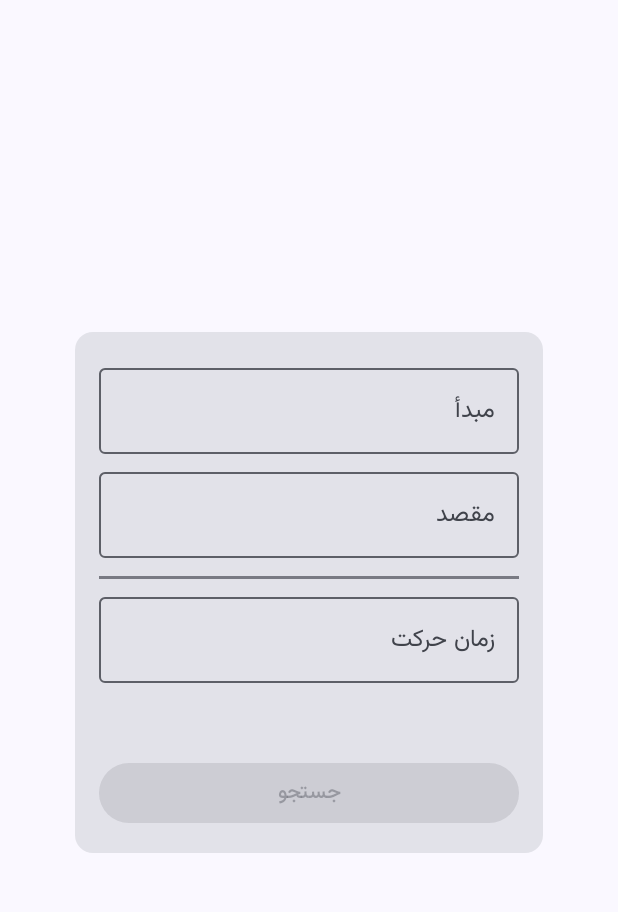
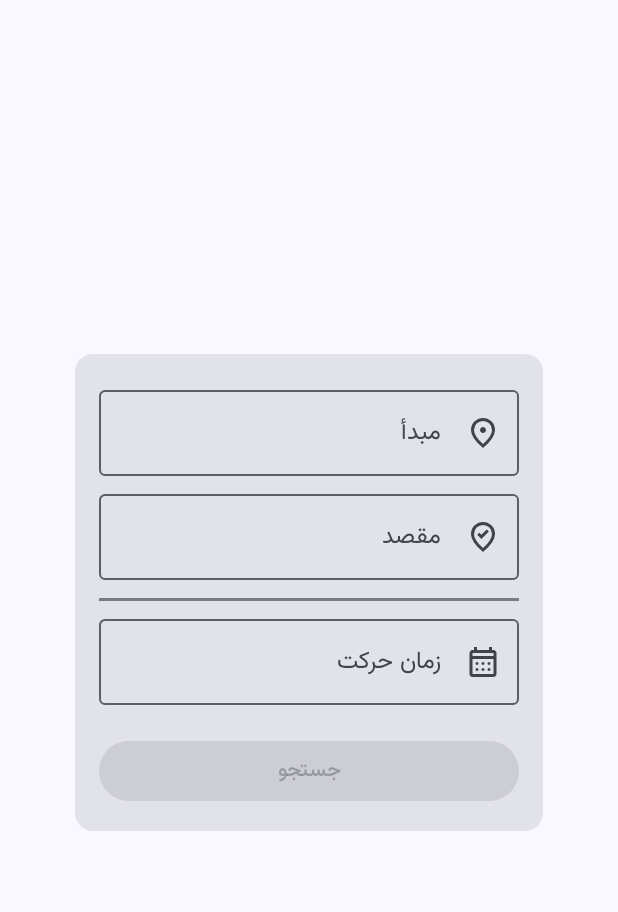
Before and after one commit to farnxxd/ticket-reservation, an Android app built with Jetpack Compose: the HomeScreen screen opened through its navigation route, on a phone screen of 412 x 824 dp, the part 74-986 px from its top. Run offline under Robolectric (Android 15) with nearby library versions, the phone set to English and light mode, and no system bars.

Commit message:
fixed the issue

```diff
--- a/app/src/main/java/com/example/ticketreservation/ui/screens/HomeScreen.kt
+++ b/app/src/main/java/com/example/ticketreservation/ui/screens/HomeScreen.kt
@@ -1,6 +1,7 @@
 package com.example.ticketreservation.ui.screens
 
 import android.os.Build
+import androidx.annotation.DrawableRes
 import androidx.annotation.RequiresApi
 import androidx.compose.foundation.layout.Arrangement
 import androidx.compose.foundation.layout.Box
@@ -11,16 +12,17 @@ import androidx.compose.foundation.layout.fillMaxWidth
 import androidx.compose.foundation.layout.padding
 import androidx.compose.foundation.layout.width
 import androidx.compose.foundation.layout.wrapContentWidth
+import androidx.compose.material.icons.Icons
+import androidx.compose.material.icons.filled.Done
 import androidx.compose.material3.Button
 import androidx.compose.material3.Card
 import androidx.compose.material3.DatePicker
-import androidx.compose.material3.DatePickerDefaults
 import androidx.compose.material3.DatePickerDialog
 import androidx.compose.material3.ExperimentalMaterial3Api
 import androidx.compose.material3.HorizontalDivider
+import androidx.compose.material3.Icon
 import androidx.compose.material3.OutlinedTextField
 import androidx.compose.material3.Scaffold
-import androidx.compose.material3.SelectableDates
 import androidx.compose.material3.Text
 import androidx.compose.material3.TextButton
 import androidx.compose.material3.rememberDatePickerState
@@ -34,12 +36,13 @@ import androidx.compose.runtime.setValue
 import androidx.compose.ui.Alignment
 import androidx.compose.ui.Modifier
 import androidx.compose.ui.focus.onFocusChanged
-import androidx.compose.ui.focus.onFocusEvent
 import androidx.compose.ui.platform.LocalFocusManager
 import androidx.compose.ui.platform.LocalLayoutDirection
+import androidx.compose.ui.res.painterResource
 import androidx.compose.ui.tooling.preview.Preview
 import androidx.compose.ui.unit.LayoutDirection
 import androidx.compose.ui.unit.dp
+import com.example.ticketreservation.R
 import com.example.ticketreservation.ReservationTopAppBar
 import com.example.ticketreservation.data.util.convertLongToTime
 import com.example.ticketreservation.ui.navigation.NavigationDestination
@@ -49,7 +52,6 @@ object HomeDestination : NavigationDestination {
     override val route = "home"
 }
 
-@OptIn(ExperimentalMaterial3Api::class)
 @RequiresApi(Build.VERSION_CODES.O)
 @Composable
 fun HomeScreen(
@@ -63,9 +65,7 @@ fun HomeScreen(
     modifier: Modifier = Modifier
 ) {
     var isDatePickerVisible by remember { mutableStateOf(false) }
-    val enabled by remember {
-        mutableStateOf(origin.isNotBlank() && destination.isNotBlank() && departure.isNotBlank())
-    }
+    val enabled = origin != "" && destination != "" && departure != ""
 
     val focusManager = LocalFocusManager.current
 
@@ -90,11 +90,13 @@ fun HomeScreen(
                         HomeTextField(
                             value = origin,
                             label = "مبدأ",
+                            painterRes = R.drawable.origin_24dp,
                             onClick = navigateToPickOrgCity
                         )
                         HomeTextField(
                             value = destination,
                             label = "مقصد",
+                            painterRes = R.drawable.destination_24dp,
                             onClick = navigateToPickDesCity
                         )
                         HorizontalDivider(
@@ -104,6 +106,7 @@ fun HomeScreen(
                         HomeTextField(
                             value = departure,
                             label = "زمان حرکت",
+                            painterRes = R.drawable.calendar_24dp,
                             onClick = { isDatePickerVisible = true }
                         )
                         if (isDatePickerVisible) {
@@ -112,7 +115,6 @@ fun HomeScreen(
                                 onDismissRequest = { isDatePickerVisible = false },
                                 clearFocus = { focusManager.clearFocus() })
                         }
-                        Text(text = "$origin $destination $departure")
                         Button(
                             onClick = navigateToPickTicket,
                             enabled = enabled,
@@ -133,6 +135,7 @@ fun HomeScreen(
 fun HomeTextField(
     value: String,
     label: String,
+    @DrawableRes painterRes: Int,
     onClick: () -> Unit,
     modifier: Modifier = Modifier
 ) {
@@ -142,7 +145,9 @@ fun HomeTextField(
         readOnly = true,
         singleLine = true,
         label = { Text(text = label) },
-        modifier = modifier.onFocusEvent {
+        leadingIcon = { Icon(painter = painterResource(id = painterRes), contentDescription = "")},
+        trailingIcon = { if (value != "") Icon(imageVector = Icons.Default.Done, contentDescription = "") },
+        modifier = modifier.onFocusChanged {
             if (it.hasFocus) onClick()
         }
     )
@@ -163,7 +168,10 @@ fun CustomDatePicker(
         remember { derivedStateOf { datePickerState.selectedDateMillis != null } }
     CompositionLocalProvider(LocalLayoutDirection provides LayoutDirection.Ltr) {
         DatePickerDialog(
-            onDismissRequest = onDismissRequest,
+            onDismissRequest = {
+                clearFocus()
+                onDismissRequest()
+            },
             confirmButton = {
                 TextButton(
                     onClick = {
--- a/app/src/main/java/com/example/ticketreservation/ui/screens/PickCityScreen.kt
+++ b/app/src/main/java/com/example/ticketreservation/ui/screens/PickCityScreen.kt
@@ -48,8 +48,8 @@ fun PickCityScreen(
     navigateUp: () -> Unit,
     modifier: Modifier = Modifier
 ) {
-    var enabled by remember { mutableStateOf(false) }
     var newSelection by remember { mutableStateOf(selectedCity) }
+    var enabled = newSelection != "" && newSelection != otherCity
 
     Scaffold(
         topBar = { ReservationTopAppBar(canNavigateBack = true, navigateUp = navigateUp) },
@@ -83,14 +83,18 @@ fun PickCity(
     enabled: Boolean = false
 ) {
     var newSelection by remember { mutableStateOf(selectedCity) }
+    var searchQuery by remember { mutableStateOf("") }
+    var cities by remember { mutableStateOf(LocalCityData.cities) }
 
     Column(
         verticalArrangement = Arrangement.SpaceBetween,
-        modifier = modifier.fillMaxSize().padding(8.dp)
+        modifier = modifier
+            .fillMaxSize()
+            .padding(8.dp)
     ) {
         LazyColumn(modifier = Modifier.weight(1f)) {
             items(
-                items = LocalCityData.cities,
+                items = cities,
                 key = { it.first }
             ) {
                 ListItem(
@@ -106,7 +110,14 @@ fun PickCity(
             }
         }
         TextField(
-            value = "", onValueChange = {}, modifier = Modifier.fillMaxWidth()
+            value = searchQuery,
+            onValueChange = {
+                searchQuery = it
+                cities = LocalCityData.cities.filter {
+                    it.second.startsWith(searchQuery, ignoreCase = true)
+                }
+            },
+            modifier = Modifier.fillMaxWidth()
         )
         Button(
             onClick = onConfirmClick,
--- a/app/src/main/java/com/example/ticketreservation/ui/screens/PickTicketScreen.kt
+++ b/app/src/main/java/com/example/ticketreservation/ui/screens/PickTicketScreen.kt
@@ -2,11 +2,16 @@ package com.example.ticketreservation.ui.screens
 
 import androidx.compose.foundation.clickable
 import androidx.compose.foundation.layout.Arrangement
+import androidx.compose.foundation.layout.Box
 import androidx.compose.foundation.layout.Column
+import androidx.compose.foundation.layout.IntrinsicSize
 import androidx.compose.foundation.layout.Row
+import androidx.compose.foundation.layout.fillMaxHeight
 import androidx.compose.foundation.layout.fillMaxSize
 import androidx.compose.foundation.layout.fillMaxWidth
+import androidx.compose.foundation.layout.height
 import androidx.compose.foundation.layout.padding
+import androidx.compose.foundation.layout.size
 import androidx.compose.foundation.lazy.LazyColumn
 import androidx.compose.foundation.lazy.items
 import androidx.compose.material3.Card
@@ -120,6 +125,13 @@ fun Ticket(
 ) {
     Card(modifier = modifier) {
         ListItem(
+            leadingContent = {
+                Icon(
+                    painter = painterResource(id = R.drawable.bus_24dp),
+                    contentDescription = "",
+                    modifier = Modifier.size(32.dp)
+                )
+            },
             overlineContent = {
                 Text(
                     text = buildAnnotatedString {
--- /dev/null
+++ b/app/src/main/res/drawable/bus_24dp.xml
@@ -0,0 +1,9 @@
+<vector xmlns:android="http://schemas.android.com/apk/res/android"
+    android:width="24dp"
+    android:height="24dp"
+    android:viewportWidth="960"
+    android:viewportHeight="960">
+  <path
+      android:pathData="M240,840q-17,0 -28.5,-11.5T200,800v-82q-18,-20 -29,-44.5T160,620v-380q0,-83 77,-121.5T480,80q172,0 246,37t74,123v380q0,29 -11,53.5T760,718v82q0,17 -11.5,28.5T720,840h-40q-17,0 -28.5,-11.5T640,800v-40L320,760v40q0,17 -11.5,28.5T280,840h-40ZM482,200h224,-448 224ZM640,480L240,480h480,-80ZM240,400h480v-120L240,280v120ZM340,640q25,0 42.5,-17.5T400,580q0,-25 -17.5,-42.5T340,520q-25,0 -42.5,17.5T280,580q0,25 17.5,42.5T340,640ZM620,640q25,0 42.5,-17.5T680,580q0,-25 -17.5,-42.5T620,520q-25,0 -42.5,17.5T560,580q0,25 17.5,42.5T620,640ZM258,200h448q-15,-17 -64.5,-28.5T482,160q-107,0 -156.5,12.5T258,200ZM320,680h320q33,0 56.5,-23.5T720,600v-120L240,480v120q0,33 23.5,56.5T320,680Z"
+      android:fillColor="#5f6368"/>
+</vector>
--- /dev/null
+++ b/app/src/main/res/drawable/calendar_24dp.xml
@@ -0,0 +1,9 @@
+<vector xmlns:android="http://schemas.android.com/apk/res/android"
+    android:width="24dp"
+    android:height="24dp"
+    android:viewportWidth="960"
+    android:viewportHeight="960">
+  <path
+      android:pathData="M200,880q-33,0 -56.5,-23.5T120,800v-560q0,-33 23.5,-56.5T200,160h40v-80h80v80h320v-80h80v80h40q33,0 56.5,23.5T840,240v560q0,33 -23.5,56.5T760,880L200,880ZM200,800h560v-400L200,400v400ZM200,320h560v-80L200,240v80ZM200,320v-80,80ZM480,560q-17,0 -28.5,-11.5T440,520q0,-17 11.5,-28.5T480,480q17,0 28.5,11.5T520,520q0,17 -11.5,28.5T480,560ZM320,560q-17,0 -28.5,-11.5T280,520q0,-17 11.5,-28.5T320,480q17,0 28.5,11.5T360,520q0,17 -11.5,28.5T320,560ZM640,560q-17,0 -28.5,-11.5T600,520q0,-17 11.5,-28.5T640,480q17,0 28.5,11.5T680,520q0,17 -11.5,28.5T640,560ZM480,720q-17,0 -28.5,-11.5T440,680q0,-17 11.5,-28.5T480,640q17,0 28.5,11.5T520,680q0,17 -11.5,28.5T480,720ZM320,720q-17,0 -28.5,-11.5T280,680q0,-17 11.5,-28.5T320,640q17,0 28.5,11.5T360,680q0,17 -11.5,28.5T320,720ZM640,720q-17,0 -28.5,-11.5T600,680q0,-17 11.5,-28.5T640,640q17,0 28.5,11.5T680,680q0,17 -11.5,28.5T640,720Z"
+      android:fillColor="#5f6368"/>
+</vector>
--- /dev/null
+++ b/app/src/main/res/drawable/destination_24dp.xml
@@ -0,0 +1,9 @@
+<vector xmlns:android="http://schemas.android.com/apk/res/android"
+    android:width="24dp"
+    android:height="24dp"
+    android:viewportWidth="960"
+    android:viewportHeight="960">
+  <path
+      android:pathData="m438,534 l198,-198 -57,-57 -141,141 -56,-56 -57,57 113,113ZM480,774q122,-112 181,-203.5T720,408q0,-109 -69.5,-178.5T480,160q-101,0 -170.5,69.5T240,408q0,71 59,162.5T480,774ZM480,880Q319,743 239.5,625.5T160,408q0,-150 96.5,-239T480,80q127,0 223.5,89T800,408q0,100 -79.5,217.5T480,880ZM480,400Z"
+      android:fillColor="#5f6368"/>
+</vector>
--- /dev/null
+++ b/app/src/main/res/drawable/origin_24dp.xml
@@ -0,0 +1,9 @@
+<vector xmlns:android="http://schemas.android.com/apk/res/android"
+    android:width="24dp"
+    android:height="24dp"
+    android:viewportWidth="960"
+    android:viewportHeight="960">
+  <path
+      android:pathData="M480,480q33,0 56.5,-23.5T560,400q0,-33 -23.5,-56.5T480,320q-33,0 -56.5,23.5T400,400q0,33 23.5,56.5T480,480ZM480,774q122,-112 181,-203.5T720,408q0,-109 -69.5,-178.5T480,160q-101,0 -170.5,69.5T240,408q0,71 59,162.5T480,774ZM480,880Q319,743 239.5,625.5T160,408q0,-150 96.5,-239T480,80q127,0 223.5,89T800,408q0,100 -79.5,217.5T480,880ZM480,400Z"
+      android:fillColor="#5f6368"/>
+</vector>
```
